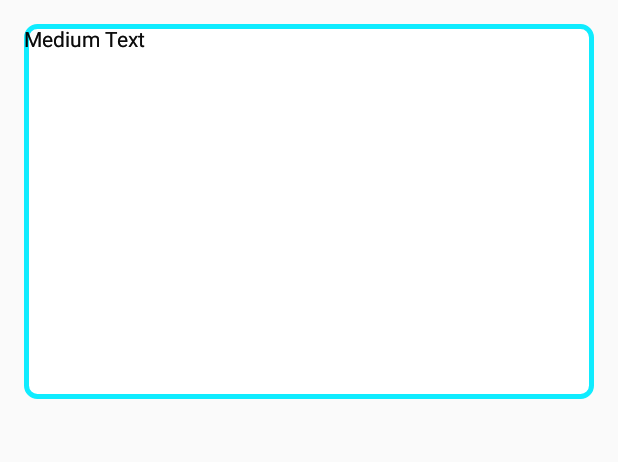
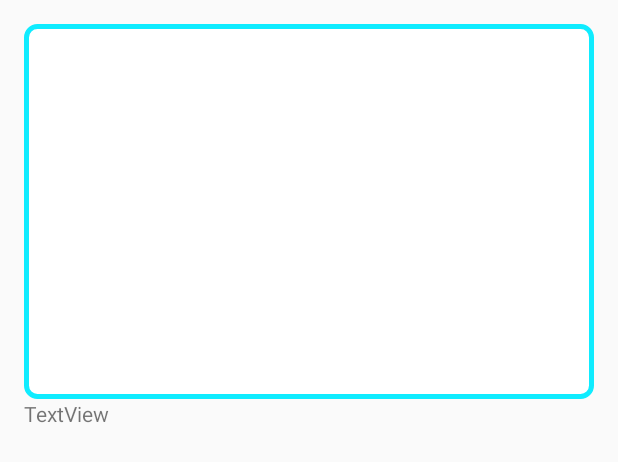
Before and after one commit to ArtemMasterJava/Mobox, an Android app: the layout activity_main2.xml on its own in the app's theme, with its tools: preview values and no code run, on a phone screen of 412 x 824 dp. Shown: the top 462 px of the screen. Run offline under Robolectric (Android 15) with nearby library versions, the phone set to English and light mode, and no system bars.

Commit message:
add info in 2 activity

```diff
--- a/app/src/main/res/layout/activity_main2.xml
+++ b/app/src/main/res/layout/activity_main2.xml
@@ -20,33 +20,16 @@
             />
 
     <TextView
+        android:text="TextView"
         android:layout_width="wrap_content"
         android:layout_height="wrap_content"
+        android:layout_below="@+id/imageView"
         android:layout_alignParentLeft="true"
         android:layout_alignParentStart="true"
-        tools:text="Medium Text"/>
-
-    <TextView
-        android:layout_width="wrap_content"
-        android:layout_height="wrap_content"
-        android:layout_alignParentLeft="true"
-        android:layout_alignParentStart="true"
-        tools:text="Medium Text"/>
-
-    <TextView
-        android:layout_width="wrap_content"
-        android:layout_height="wrap_content"
-        android:layout_alignParentLeft="true"
-        android:layout_alignParentStart="true"
-        tools:text="Medium Text"/>
-
-    <TextView
-        tools:text="Medium Text"
-        android:layout_width="wrap_content"
-        android:layout_height="wrap_content"
-        android:layout_alignParentLeft="true"
-        android:layout_alignParentStart="true"
-/>
+        android:id="@+id/infoTextView"
+        android:layout_alignParentBottom="true"
+        android:layout_alignParentRight="true"
+        android:layout_alignParentEnd="true"/>
 
 
 </RelativeLayout>
```
Also changed, not shown: app/src/main/java/com/anohin/formobex/Main2Activity.java (+14 -5 lines), app/src/main/java/com/anohin/formobex/OnFlowerwListener.java (added, +13 -0 lines), app/src/main/java/com/anohin/formobex/OnImageViewListener.java (deleted, +0 -11 lines), app/src/main/java/com/anohin/formobex/model/adapter/FlowersAdapter.java (+9 -7 lines), app/src/main/java/com/anohin/formobex/view/MainActivity.java (+32 -7 lines).
